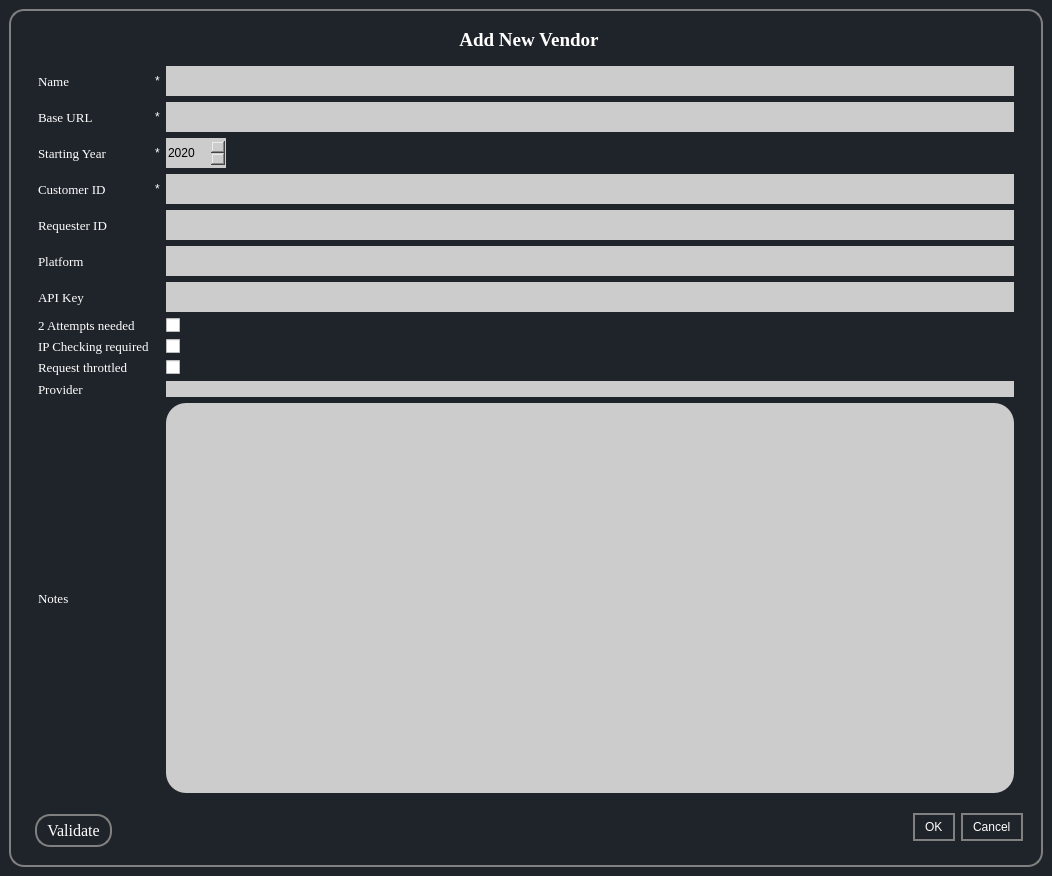
First picture: the form in ui/AddVendor.ui, repository aanushri9/Counter-Harvesting-5.1, before the edit.
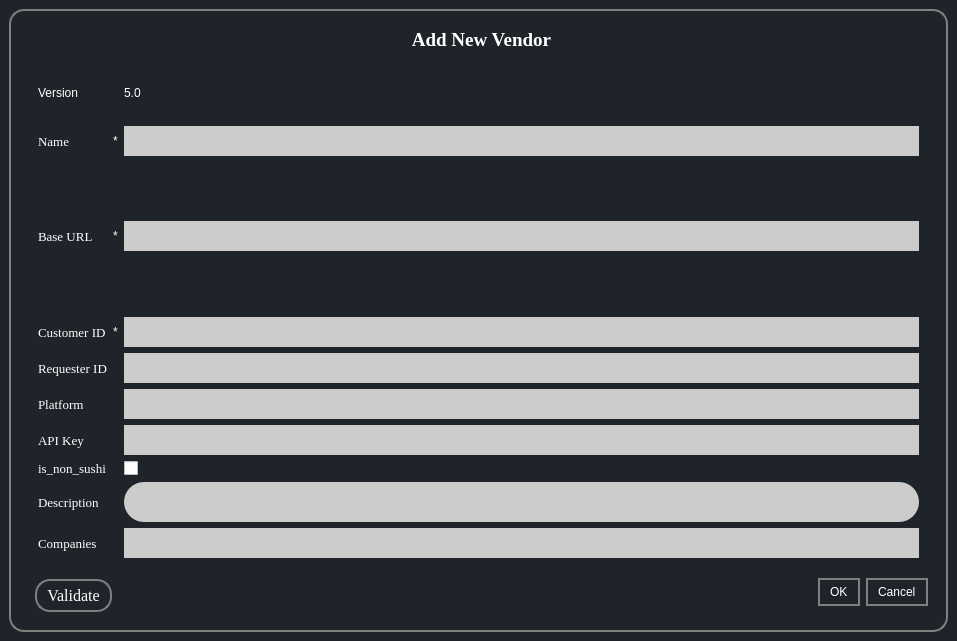
Second picture: the form after the edit.

Commit message: Validation issue fixed

Patch:
```diff
--- a/ui/AddVendor.ui
+++ b/ui/AddVendor.ui
@@ -6,8 +6,8 @@
    <rect>
     <x>0</x>
     <y>0</y>
-    <width>1052</width>
-    <height>876</height>
+    <width>957</width>
+    <height>641</height>
    </rect>
   </property>
   <property name="windowTitle">
@@ -35,7 +35,7 @@
 padding: 5px 10px;
 
 border-top-left-radius:5px;
-border-bottom-left-radius:5px;
+border-botton-left-radius:5px;
 }
 QPushButton:pressed{
 background-color:grey;
@@ -45,7 +45,7 @@
   </property>
   <widget class="QWidget" name="centralwidget">
    <layout class="QGridLayout" name="gridLayout">
-    <item row="0" column="1">
+    <item row="0" column="0" colspan="2">
      <widget class="QFrame" name="frame">
       <property name="sizePolicy">
        <sizepolicy hsizetype="Preferred" vsizetype="Preferred">
@@ -82,6 +82,86 @@
           <enum>QFrame::Plain</enum>
          </property>
          <layout class="QGridLayout" name="gridLayout_2">
+          <item row="0" column="1" colspan="2">
+           <widget class="QLabel" name="label_7">
+            <property name="enabled">
+             <bool>true</bool>
+            </property>
+            <property name="sizePolicy">
+             <sizepolicy hsizetype="Preferred" vsizetype="Preferred">
+              <horstretch>0</horstretch>
+              <verstretch>0</verstretch>
+             </sizepolicy>
+            </property>
+            <property name="font">
+             <font>
+              <family>Georgia</family>
+              <pointsize>14</pointsize>
+              <bold>true</bold>
+             </font>
+            </property>
+            <property name="styleSheet">
+             <string notr="true">text-align:centre;</string>
+            </property>
+            <property name="frameShape">
+             <enum>QFrame::NoFrame</enum>
+            </property>
+            <property name="text">
+             <string>&lt;html&gt;&lt;head/&gt;&lt;body&gt;&lt;p align=&quot;center&quot;&gt;Add New Vendor&lt;/p&gt;&lt;/body&gt;&lt;/html&gt;</string>
+            </property>
+           </widget>
+          </item>
+          <item row="3" column="1">
+           <widget class="QPushButton" name="pushButton">
+            <property name="font">
+             <font>
+              <family>Georgia</family>
+              <pointsize>12</pointsize>
+             </font>
+            </property>
+            <property name="styleSheet">
+             <string notr="true">border: 2px solid grey;
+border-radius:15px;
+text-align:center;</string>
+            </property>
+            <property name="text">
+             <string>Validate</string>
+            </property>
+           </widget>
+          </item>
+          <item row="2" column="2" rowspan="2">
+           <widget class="QDialogButtonBox" name="buttonBox">
+            <property name="sizePolicy">
+             <sizepolicy hsizetype="Expanding" vsizetype="Preferred">
+              <horstretch>0</horstretch>
+              <verstretch>0</verstretch>
+             </sizepolicy>
+            </property>
+            <property name="minimumSize">
+             <size>
+              <width>0</width>
+              <height>20</height>
+             </size>
+            </property>
+            <property name="font">
+             <font>
+              <family>Georgia</family>
+              <pointsize>12</pointsize>
+              <italic>false</italic>
+              <bold>false</bold>
+             </font>
+            </property>
+            <property name="styleSheet">
+             <string notr="true">font: 12pt &quot;Georgia&quot;;
+border: 2px solid grey;
+border-radius: 15px;
+</string>
+            </property>
+            <property name="standardButtons">
+             <set>QDialogButtonBox::Cancel|QDialogButtonBox::Ok</set>
+            </property>
+           </widget>
+          </item>
           <item row="1" column="0" colspan="3">
            <widget class="QFrame" name="AddNewVendor">
             <property name="minimumSize">
@@ -100,89 +180,7 @@
              <enum>QFrame::StyledPanel</enum>
             </property>
             <layout class="QGridLayout" name="gridLayout_5">
-             <item row="8" column="2">
-              <widget class="QCheckBox" name="ipcheckBox">
-               <property name="text">
-                <string/>
-               </property>
-              </widget>
-             </item>
-             <item row="11" column="2">
-              <widget class="QLineEdit" name="notesEdit">
-               <property name="sizePolicy">
-                <sizepolicy hsizetype="Expanding" vsizetype="Expanding">
-                 <horstretch>0</horstretch>
-                 <verstretch>0</verstretch>
-                </sizepolicy>
-               </property>
-               <property name="minimumSize">
-                <size>
-                 <width>339</width>
-                 <height>0</height>
-                </size>
-               </property>
-               <property name="styleSheet">
-                <string notr="true">QLineEdit {
-	background-color: #cccccc;
-	border-radius: 20px; 
-color:black;
-}
-</string>
-               </property>
-              </widget>
-             </item>
-             <item row="7" column="2">
-              <widget class="QCheckBox" name="twoattemptsCheckbox">
-               <property name="text">
-                <string/>
-               </property>
-              </widget>
-             </item>
-             <item row="7" column="0">
-              <widget class="QLabel" name="label_8">
-               <property name="font">
-                <font>
-                 <family>Georgia</family>
-                 <pointsize>10</pointsize>
-                </font>
-               </property>
-               <property name="text">
-                <string>2 Attempts needed</string>
-               </property>
-              </widget>
-             </item>
-             <item row="1" column="2">
-              <widget class="QLineEdit" name="URLEdit">
-               <property name="minimumSize">
-                <size>
-                 <width>0</width>
-                 <height>30</height>
-                </size>
-               </property>
-               <property name="styleSheet">
-                <string notr="true">QLineEdit {
-	background-color: #cccccc;
-	border-radius: 20px; 
-color:black;
-}
-</string>
-               </property>
-              </widget>
-             </item>
-             <item row="0" column="0">
-              <widget class="QLabel" name="label">
-               <property name="font">
-                <font>
-                 <family>Georgia</family>
-                 <pointsize>10</pointsize>
-                </font>
-               </property>
-               <property name="text">
-                <string>Name</string>
-               </property>
-              </widget>
-             </item>
-             <item row="6" column="0">
+             <item row="9" column="0">
               <widget class="QLabel" name="label_5">
                <property name="font">
                 <font>
@@ -195,8 +193,8 @@
                </property>
               </widget>
              </item>
-             <item row="9" column="0">
-              <widget class="QLabel" name="label_11">
+             <item row="12" column="0">
+              <widget class="QLabel" name="label_28">
                <property name="font">
                 <font>
                  <family>Georgia</family>
@@ -204,11 +202,24 @@
                 </font>
                </property>
                <property name="text">
-                <string>Request throttled</string>
+                <string>Companies</string>
                </property>
               </widget>
              </item>
-             <item row="4" column="0">
+             <item row="11" column="0">
+              <widget class="QLabel" name="provider">
+               <property name="font">
+                <font>
+                 <family>Georgia</family>
+                 <pointsize>10</pointsize>
+                </font>
+               </property>
+               <property name="text">
+                <string>Description</string>
+               </property>
+              </widget>
+             </item>
+             <item row="7" column="0">
               <widget class="QLabel" name="label_4">
                <property name="font">
                 <font>
@@ -221,8 +232,15 @@
                </property>
               </widget>
              </item>
-             <item row="11" column="0">
-              <widget class="QLabel" name="label_28">
+             <item row="2" column="1">
+              <widget class="QLabel" name="label_12">
+               <property name="text">
+                <string>*</string>
+               </property>
+              </widget>
+             </item>
+             <item row="6" column="0">
+              <widget class="QLabel" name="label_3">
                <property name="font">
                 <font>
                  <family>Georgia</family>
@@ -230,18 +248,18 @@
                 </font>
                </property>
                <property name="text">
-                <string>Notes</string>
+                <string>Customer ID</string>
                </property>
               </widget>
              </item>
-             <item row="9" column="2">
-              <widget class="QCheckBox" name="requestcheckbox">
+             <item row="6" column="1">
+              <widget class="QLabel" name="label_14">
                <property name="text">
-                <string/>
+                <string>*</string>
                </property>
               </widget>
              </item>
-             <item row="1" column="0">
+             <item row="4" column="0">
               <widget class="QLabel" name="label_2">
                <property name="font">
                 <font>
@@ -254,87 +272,153 @@
                </property>
               </widget>
              </item>
-             <item row="6" column="2">
-              <widget class="QLineEdit" name="apiKeyEdit">
-               <property name="minimumSize">
-                <size>
-                 <width>0</width>
-                 <height>30</height>
-                </size>
-               </property>
-               <property name="styleSheet">
-                <string notr="true">QLineEdit {
-	background-color: #cccccc;
-	border-radius: 20px; 
-color:black;}
-</string>
-               </property>
-              </widget>
-             </item>
-             <item row="4" column="2">
-              <widget class="QLineEdit" name="requesterIdEdit">
-               <property name="minimumSize">
-                <size>
-                 <width>0</width>
-                 <height>30</height>
-                </size>
-               </property>
-               <property name="styleSheet">
-                <string notr="true">QLineEdit {
-	background-color: #cccccc;
-	border-radius: 20px; 
-color:black;
-}
-</string>
-               </property>
-              </widget>
-             </item>
-             <item row="3" column="1">
-              <widget class="QLabel" name="customerIDValidation">
-               <property name="text">
-                <string>*</string>
-               </property>
-              </widget>
-             </item>
-             <item row="2" column="1">
-              <widget class="QLabel" name="startingYearValidation">
-               <property name="text">
-                <string>*</string>
-               </property>
-              </widget>
-             </item>
              <item row="8" column="0">
+              <widget class="QLabel" name="label_6">
+               <property name="font">
+                <font>
+                 <family>Georgia</family>
+                 <pointsize>10</pointsize>
+                </font>
+               </property>
+               <property name="text">
+                <string>Platform</string>
+               </property>
+              </widget>
+             </item>
+             <item row="2" column="0">
+              <widget class="QLabel" name="label">
+               <property name="font">
+                <font>
+                 <family>Georgia</family>
+                 <pointsize>10</pointsize>
+                </font>
+               </property>
+               <property name="text">
+                <string>Name</string>
+               </property>
+              </widget>
+             </item>
+             <item row="0" column="0">
+              <widget class="QLabel" name="label_15">
+               <property name="text">
+                <string>Version</string>
+               </property>
+              </widget>
+             </item>
+             <item row="4" column="1">
+              <widget class="QLabel" name="label_18">
+               <property name="text">
+                <string>*</string>
+               </property>
+              </widget>
+             </item>
+             <item row="10" column="0">
+              <widget class="QLabel" name="label_8">
+               <property name="font">
+                <font>
+                 <family>Georgia</family>
+                 <pointsize>10</pointsize>
+                </font>
+               </property>
+               <property name="text">
+                <string>is_non_sushi</string>
+               </property>
+              </widget>
+             </item>
+             <item row="2" column="2">
+              <widget class="QLineEdit" name="nameEdit">
+               <property name="minimumSize">
+                <size>
+                 <width>0</width>
+                 <height>30</height>
+                </size>
+               </property>
+               <property name="styleSheet">
+                <string notr="true">QLineEdit {
+	background-color: #cccccc;
+	border-radius: 20px; 
+color:black;
+}
+</string>
+               </property>
+              </widget>
+             </item>
+             <item row="0" column="2">
               <widget class="QLabel" name="label_9">
-               <property name="font">
-                <font>
-                 <family>Georgia</family>
-                 <pointsize>10</pointsize>
-                </font>
-               </property>
                <property name="text">
-                <string>IP Checking required</string>
+                <string>5.0</string>
+               </property>
+              </widget>
+             </item>
+             <item row="4" column="2">
+              <widget class="QLineEdit" name="baseUrlEdit">
+               <property name="minimumSize">
+                <size>
+                 <width>0</width>
+                 <height>30</height>
+                </size>
+               </property>
+               <property name="styleSheet">
+                <string notr="true">QLineEdit {
+	background-color: #cccccc;
+	border-radius: 20px; 
+color:black;
+}
+</string>
                </property>
               </widget>
              </item>
              <item row="3" column="2">
-              <widget class="QLineEdit" name="customerIdEdit">
-               <property name="minimumSize">
-                <size>
-                 <width>0</width>
-                 <height>30</height>
-                </size>
-               </property>
-               <property name="styleSheet">
-                <string notr="true">QLineEdit {
-	background-color: #cccccc;
-	border-radius: 20px; 
-color:black;
-}
-</string>
+              <widget class="QLabel" name="name_validation_label">
+               <property name="text">
+                <string/>
                </property>
               </widget>
              </item>
              <item row="5" column="2">
+              <widget class="QLabel" name="url_validation_label">
+               <property name="text">
+                <string/>
+               </property>
+              </widget>
+             </item>
+             <item row="6" column="2">
+              <widget class="QLineEdit" name="customerIdEdit">
+               <property name="minimumSize">
+                <size>
+                 <width>0</width>
+                 <height>30</height>
+                </size>
+               </property>
+               <property name="styleSheet">
+                <string notr="true">QLineEdit {
+	background-color: #cccccc;
+	border-radius: 20px; 
+color:black;
+}
+</string>
+               </property>
+              </widget>
+             </item>
+             <item row="7" column="2">
+              <widget class="QLineEdit" name="requestorIdEdit">
+               <property name="minimumSize">
+                <size>
+                 <width>0</width>
+                 <height>30</height>
+                </size>
+               </property>
+               <property name="styleSheet">
+                <string notr="true">QLineEdit {
+	background-color: #cccccc;
+	border-radius: 20px; 
+color:black;
+}
+</string>
+               </property>
+              </widget>
+             </item>
+             <item row="8" column="2">
               <widget class="QLineEdit" name="platformEdit">
                <property name="minimumSize">
                 <size>
@@ -352,40 +436,44 @@
                </property>
               </widget>
              </item>
-             <item row="5" column="0">
-              <widget class="QLabel" name="label_6">
-               <property name="font">
-                <font>
-                 <family>Georgia</family>
-                 <pointsize>10</pointsize>
-                </font>
+             <item row="9" column="2">
+              <widget class="QLineEdit" name="apiKeyEdit">
+               <property name="minimumSize">
+                <size>
+                 <width>0</width>
+                 <height>30</height>
+                </size>
                </property>
-               <property name="text">
-                <string>Platform</string>
-               </property>
-              </widget>
-             </item>
-             <item row="10" column="0">
-              <widget class="QLabel" name="companiesText">
-               <property name="font">
-                <font>
-                 <family>Georgia</family>
-                 <pointsize>10</pointsize>
-                </font>
-               </property>
-               <property name="text">
-                <string>Provider</string>
+               <property name="styleSheet">
+                <string notr="true">QLineEdit {
+	background-color: #cccccc;
+	border-radius: 20px; 
+color:black;}
+</string>
                </property>
               </widget>
              </item>
              <item row="10" column="2">
-              <widget class="QLineEdit" name="providerEdit">
+              <widget class="QCheckBox" name="non_Sushi_check_box">
+               <property name="text">
+                <string/>
+               </property>
+              </widget>
+             </item>
+             <item row="11" column="2">
+              <widget class="QLineEdit" name="descriptionEdit">
                <property name="sizePolicy">
                 <sizepolicy hsizetype="Expanding" vsizetype="Preferred">
                  <horstretch>0</horstretch>
                  <verstretch>0</verstretch>
                 </sizepolicy>
                </property>
+               <property name="maximumSize">
+                <size>
+                 <width>16777215</width>
+                 <height>40</height>
+                </size>
+               </property>
                <property name="styleSheet">
                 <string notr="true">QLineEdit {
 	background-color: #cccccc;
@@ -396,51 +484,23 @@
                </property>
               </widget>
              </item>
-             <item row="2" column="2">
-              <widget class="QDateEdit" name="All_reports_edit_fetch">
-               <property name="enabled">
-                <bool>true</bool>
+             <item row="12" column="2">
+              <widget class="QLineEdit" name="companiesEdit">
+               <property name="sizePolicy">
+                <sizepolicy hsizetype="Expanding" vsizetype="Expanding">
+                 <horstretch>0</horstretch>
+                 <verstretch>0</verstretch>
+                </sizepolicy>
                </property>
                <property name="minimumSize">
                 <size>
-                 <width>0</width>
-                 <height>30</height>
+                 <width>339</width>
+                 <height>0</height>
                 </size>
                </property>
                <property name="maximumSize">
                 <size>
-                 <width>60</width>
-                 <height>16777215</height>
-                </size>
-               </property>
-               <property name="styleSheet">
-                <string notr="true">QDateEdit {
-	background-color: #cccccc;
-	border-radius: 20px; 
- color:black;
-}
-</string>
-               </property>
-               <property name="dateTime">
-                <datetime>
-                 <hour>0</hour>
-                 <minute>0</minute>
-                 <second>0</second>
-                 <year>2020</year>
-                 <month>1</month>
-                 <day>1</day>
-                </datetime>
-               </property>
-               <property name="displayFormat">
-                <string>yyyy</string>
-               </property>
-              </widget>
-             </item>
-             <item row="0" column="2">
-              <widget class="QLineEdit" name="nameEdit">
-               <property name="minimumSize">
-                <size>
-                 <width>0</width>
+                 <width>16777215</width>
                  <height>30</height>
                 </size>
                </property>
@@ -454,131 +514,9 @@
                </property>
               </widget>
              </item>
-             <item row="2" column="0">
-              <widget class="QLabel" name="label_10">
-               <property name="font">
-                <font>
-                 <family>Georgia</family>
-                 <pointsize>10</pointsize>
-                </font>
-               </property>
-               <property name="text">
-                <string>Starting Year</string>
-               </property>
-              </widget>
-             </item>
-             <item row="3" column="0">
-              <widget class="QLabel" name="label_3">
-               <property name="font">
-                <font>
-                 <family>Georgia</family>
-                 <pointsize>10</pointsize>
-                </font>
-               </property>
-               <property name="text">
-                <string>Customer ID</string>
-               </property>
-              </widget>
-             </item>
-             <item row="0" column="1">
-              <widget class="QLabel" name="nameValidation">
-               <property name="text">
-                <string>*</string>
-               </property>
-              </widget>
-             </item>
-             <item row="1" column="1">
-              <widget class="QLabel" name="URLValidation">
-               <property name="text">
-                <string>*</string>
-               </property>
-              </widget>
-             </item>
             </layout>
            </widget>
           </item>
-          <item row="2" column="2" rowspan="2">
-           <widget class="QDialogButtonBox" name="buttonBox">
-            <property name="sizePolicy">
-             <sizepolicy hsizetype="Expanding" vsizetype="Preferred">
-              <horstretch>0</horstretch>
-              <verstretch>0</verstretch>
-             </sizepolicy>
-            </property>
-            <property name="minimumSize">
-             <size>
-              <width>0</width>
-              <height>20</height>
-             </size>
-            </property>
-            <property name="font">
-             <font>
-              <family>Georgia</family>
-              <pointsize>12</pointsize>
-              <weight>50</weight>
-              <italic>false</italic>
-              <bold>false</bold>
-             </font>
-            </property>
-            <property name="styleSheet">
-             <string notr="true">font: 12pt &quot;Georgia&quot;;
-border: 2px solid grey;
-border-radius: 15px;
-</string>
-            </property>
-            <property name="standardButtons">
-             <set>QDialogButtonBox::Cancel|QDialogButtonBox::Ok</set>
-            </property>
-           </widget>
-          </item>
-          <item row="3" column="1">
-           <widget class="QPushButton" name="pushButton">
-            <property name="font">
-             <font>
-              <family>Georgia</family>
-              <pointsize>12</pointsize>
-             </font>
-            </property>
-            <property name="styleSheet">
-             <string notr="true">border: 2px solid grey;
-border-radius:15px;
-text-align:center;</string>
-            </property>
-            <property name="text">
-             <string>Validate</string>
-            </property>
-           </widget>
-          </item>
-          <item row="0" column="1" colspan="2">
-           <widget class="QLabel" name="label_7">
-            <property name="enabled">
-             <bool>true</bool>
-            </property>
-            <property name="sizePolicy">
-             <sizepolicy hsizetype="Preferred" vsizetype="Preferred">
-              <horstretch>0</horstretch>
-              <verstretch>0</verstretch>
-             </sizepolicy>
-            </property>
-            <property name="font">
-             <font>
-              <family>Georgia</family>
-              <pointsize>14</pointsize>
-              <weight>75</weight>
-              <bold>true</bold>
-             </font>
-            </property>
-            <property name="styleSheet">
-             <string notr="true">text-align:centre;</string>
-            </property>
-            <property name="frameShape">
-             <enum>QFrame::NoFrame</enum>
-            </property>
-            <property name="text">
-             <string>&lt;html&gt;&lt;head/&gt;&lt;body&gt;&lt;p align=&quot;center&quot;&gt;Add New Vendor&lt;/p&gt;&lt;/body&gt;&lt;/html&gt;</string>
-            </property>
-           </widget>
-          </item>
          </layout>
         </widget>
        </item>
```
Left out of the diff: 12 changed lines with no effect on the pictures. The commit also changes 2 other files.
